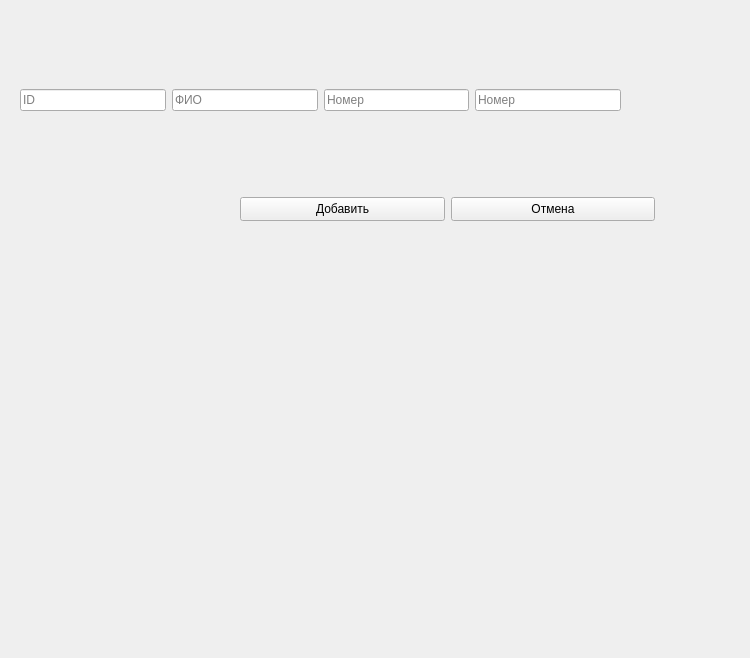
This is Client/Client/add_window.ui in Nurzamat123/Diplomka as Qt 5 draws it before an edit. The edited form follows.
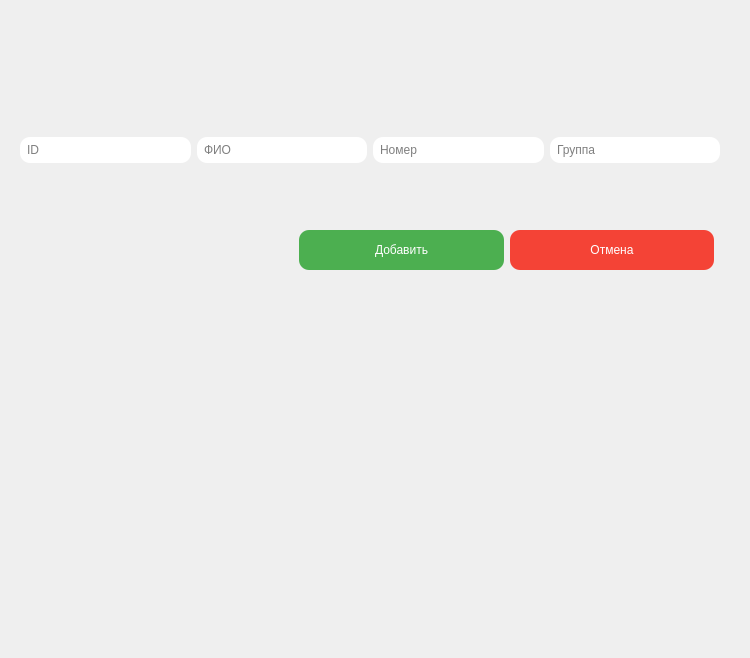
This is the edited form. Icons and pictures are not drawn.

Patch:
```diff
--- a/Client/Client/add_window.ui
+++ b/Client/Client/add_window.ui
@@ -19,12 +19,21 @@
   <widget class="QPushButton" name="add_bot">
    <property name="geometry">
     <rect>
-     <x>240</x>
-     <y>197</y>
+     <x>299</x>
+     <y>230</y>
      <width>205</width>
-     <height>24</height>
+     <height>40</height>
     </rect>
    </property>
+   <property name="styleSheet">
+    <string>
+     background-color: #4CAF50;
+     color: white;
+     border: none;
+     border-radius: 10px;
+     padding: 10px;
+    </string>
+   </property>
    <property name="text">
     <string>Добавить</string>
    </property>
@@ -32,12 +41,21 @@
   <widget class="QPushButton" name="exit_bot">
    <property name="geometry">
     <rect>
-     <x>451</x>
-     <y>197</y>
+     <x>510</x>
+     <y>230</y>
      <width>204</width>
-     <height>24</height>
+     <height>40</height>
     </rect>
    </property>
+   <property name="styleSheet">
+    <string>
+     background-color: #F44336;
+     color: white;
+     border: none;
+     border-radius: 10px;
+     padding: 10px;
+    </string>
+   </property>
    <property name="text">
     <string>Отмена</string>
    </property>
@@ -46,8 +64,8 @@
    <property name="geometry">
     <rect>
      <x>20</x>
-     <y>60</y>
-     <width>601</width>
+     <y>110</y>
+     <width>700</width>
      <height>80</height>
     </rect>
    </property>
@@ -62,6 +80,12 @@
         <pointsize>9</pointsize>
        </font>
       </property>
+      <property name="styleSheet">
+       <string>
+        border-radius: 10px;
+        padding: 5px;
+       </string>
+      </property>
       <property name="placeholderText">
        <string>ID</string>
       </property>
@@ -69,22 +93,40 @@
     </item>
     <item>
      <widget class="QLineEdit" name="name">
+      <property name="styleSheet">
+       <string>
+        border-radius: 10px;
+        padding: 5px;
+       </string>
+      </property>
       <property name="placeholderText">
        <string>ФИО</string>
       </property>
      </widget>
     </item>
     <item>
-     <widget class="QLineEdit" name="count">
+     <widget class="QLineEdit" name="tel">
+      <property name="styleSheet">
+       <string>
+        border-radius: 10px;
+        padding: 5px;
+       </string>
+      </property>
       <property name="placeholderText">
        <string>Номер</string>
       </property>
      </widget>
     </item>
     <item>
-     <widget class="QLineEdit" name="count_2">
+     <widget class="QLineEdit" name="group">
+      <property name="styleSheet">
+       <string>
+        border-radius: 10px;
+        padding: 5px;
+       </string>
+      </property>
       <property name="placeholderText">
-       <string>Номер</string>
+       <string>Группа</string>
       </property>
      </widget>
     </item>
```
Left out of the diff: 12 changed lines with no effect on the pictures.
